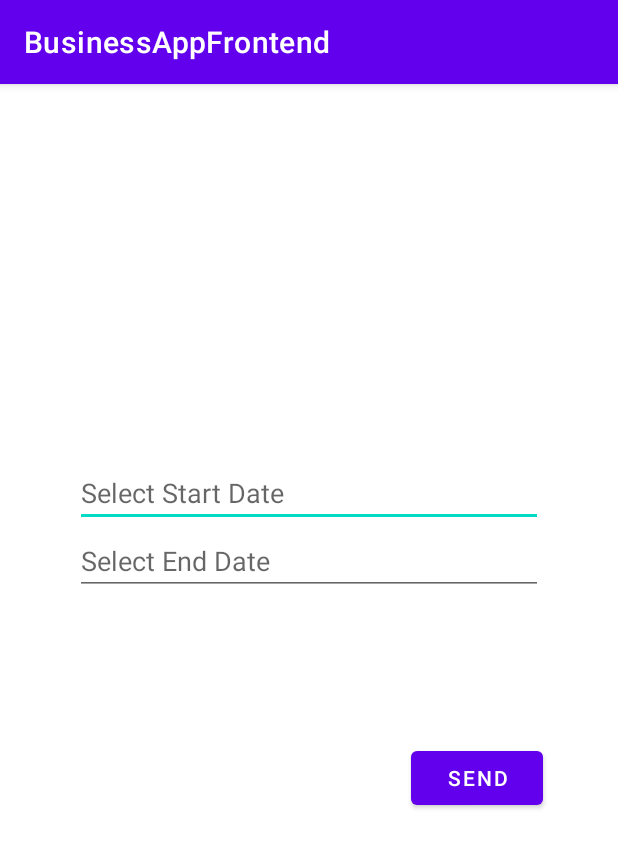
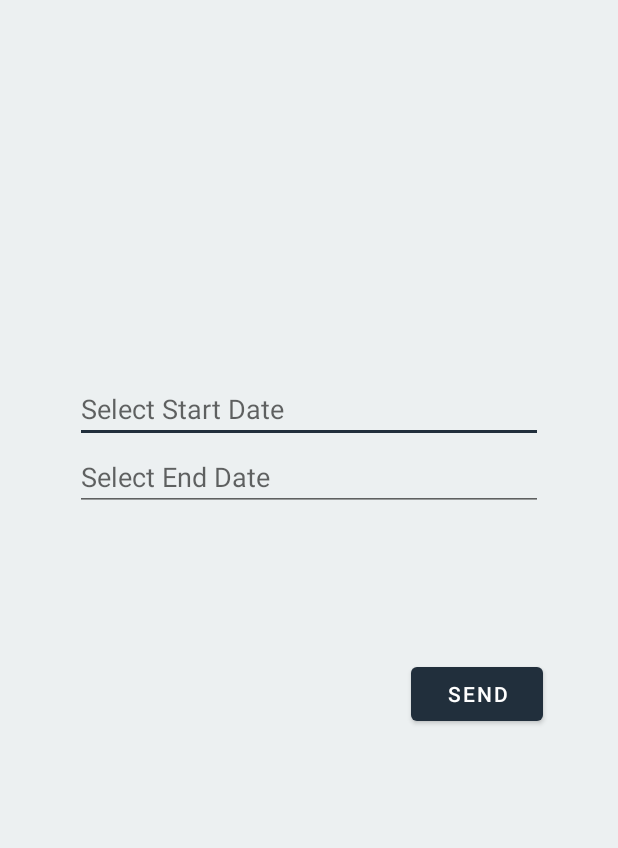
Before and after one commit to doanburak97/BusinessAppFrontend, an Android app: the screen it shows after launch (MainActivity), on a phone screen of 412 x 824 dp. Shown: the top 848 px of the screen. Run offline under Robolectric (Android 15) with nearby library versions, the phone set to English and light mode, and no system bars.

Commit message:
commit 5

```diff
--- a/app/src/main/res/layout/activity_main.xml
+++ b/app/src/main/res/layout/activity_main.xml
@@ -4,7 +4,8 @@
     xmlns:tools="http://schemas.android.com/tools"
     android:layout_width="match_parent"
     android:layout_height="match_parent"
-    tools:context=".MainActivity">
+    tools:context=".MainActivity"
+    android:background="@color/color">
 
     <EditText
         android:id="@+id/start_date_time_input"
--- a/app/src/main/res/values/colors.xml
+++ b/app/src/main/res/values/colors.xml
@@ -7,4 +7,5 @@
     <color name="teal_700">#FF018786</color>
     <color name="black">#FF000000</color>
     <color name="white">#FFFFFFFF</color>
+    <color name="header">#212F3C</color>
 </resources>
--- a/app/src/main/res/values/strings.xml
+++ b/app/src/main/res/values/strings.xml
@@ -1,3 +1,4 @@
 <resources>
     <string name="app_name">BusinessAppFrontend</string>
+    <color name="color">#ECF0F1</color>
 </resources>
--- a/app/src/main/res/values/themes.xml
+++ b/app/src/main/res/values/themes.xml
@@ -1,13 +1,13 @@
 <resources xmlns:tools="http://schemas.android.com/tools">
     <!-- Base application theme. -->
-    <style name="Theme.BusinessAppFrontend" parent="Theme.MaterialComponents.DayNight.DarkActionBar">
+    <style name="Theme.BusinessAppFrontend" parent="Theme.MaterialComponents.DayNight.NoActionBar">
         <!-- Primary brand color. -->
-        <item name="colorPrimary">@color/purple_500</item>
-        <item name="colorPrimaryVariant">@color/purple_700</item>
+        <item name="colorPrimary">@color/header</item>
+        <item name="colorPrimaryVariant">@color/header</item>
         <item name="colorOnPrimary">@color/white</item>
         <!-- Secondary brand color. -->
-        <item name="colorSecondary">@color/teal_200</item>
-        <item name="colorSecondaryVariant">@color/teal_700</item>
+        <item name="colorSecondary">@color/header</item>
+        <item name="colorSecondaryVariant">@color/header</item>
         <item name="colorOnSecondary">@color/black</item>
         <!-- Status bar color. -->
         <item name="android:statusBarColor" tools:targetApi="l">?attr/colorPrimaryVariant</item>
```
